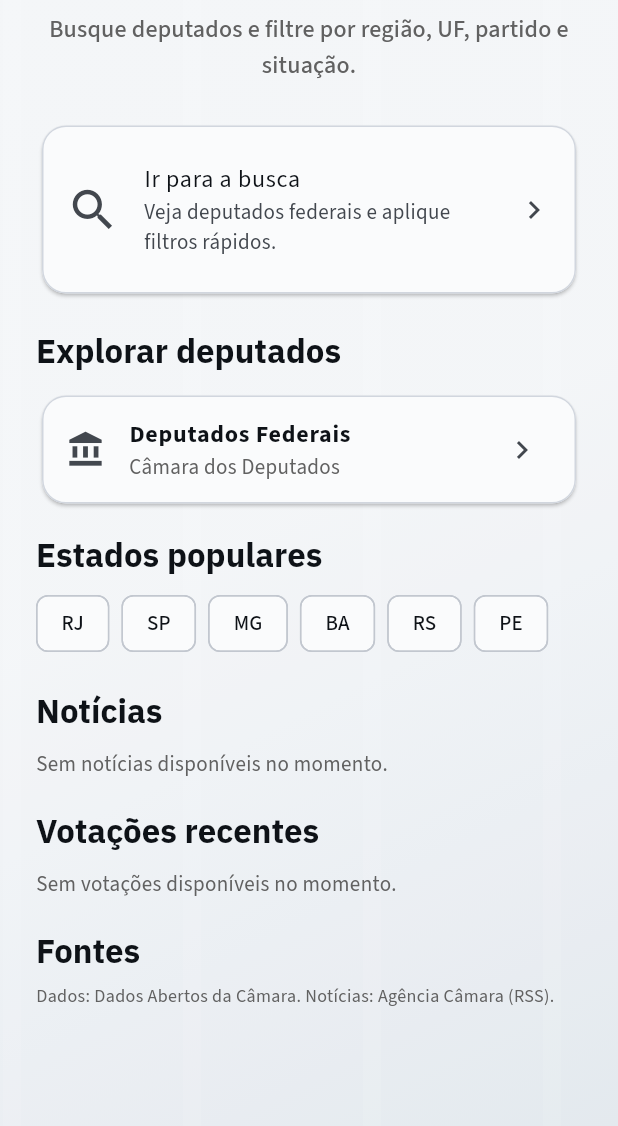
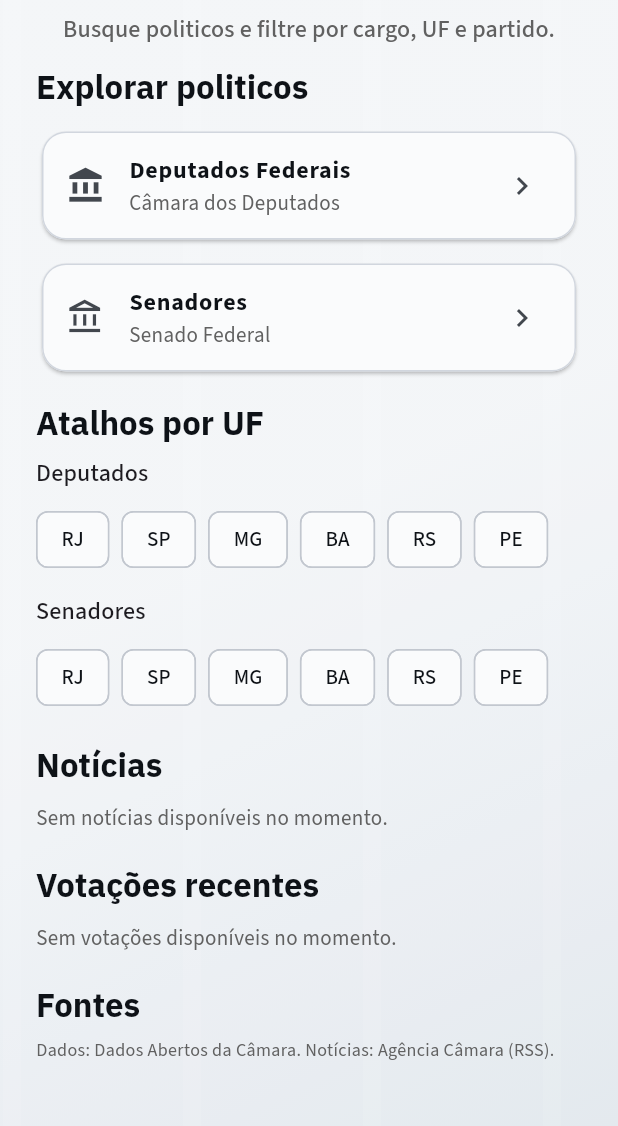
Before and after one commit to codigoperfeito/inforpoliticos, a Flutter app: the screen it shows after launch, on a phone screen of 412 x 824 dp, the part 110-1236 px from its top. Run offline on Flutter 3.47's test engine with Material 3 defaults, Android fonts, the phone set to English and light mode, and no system bars; our stand-ins replace cached_network_image, google_fonts, shared_preferences; network calls fail.

Commit message:
feature: adicionado novas funcionalidades como senadores,valores gastos, filtro por ano, autocomplete na busca, diminuicao de poluicao do codigo, atalhos por uf

```diff
--- a/lib/screens/home_page.dart
+++ b/lib/screens/home_page.dart
@@ -243,7 +243,7 @@ class _HomePageState extends State<HomePage> {
                             });
                           },
                           icon: const Icon(Icons.expand_more),
-                          label: Text('Carregar mais (${_visibleCount}/$_currentTotal)'),
+                          label: Text('Carregar mais ($_visibleCount/$_currentTotal)'),
                         ),
                       ],
                     ),
--- a/lib/screens/landing_page.dart
+++ b/lib/screens/landing_page.dart
@@ -9,6 +9,7 @@ import '../services/deputy_repository.dart';
 import '../services/news_service.dart';
 import 'deputy_detail_page.dart';
 import 'home_page.dart';
+import 'senators_page.dart';
 
 class LandingPage extends StatefulWidget {
   const LandingPage({super.key});
@@ -145,32 +146,34 @@ class _LandingPageState extends State<LandingPage> {
                   ),
                   const SizedBox(height: 8),
                   Text(
-                    'Busque deputados e filtre por região, UF, partido e situação.',
+                    'Busque politicos e filtre por cargo, UF e partido.',
                     textAlign: TextAlign.center,
                     style: Theme.of(context)
                         .textTheme
                         .titleMedium
                         ?.copyWith(color: Colors.grey.shade700),
                   ),
-                  const SizedBox(height: 24),
-              _QuickSearchCard(
-                onTap: () => Navigator.of(context)
-                    .push(MaterialPageRoute(builder: (_) => const HomePage())),
-              ),
-              const SizedBox(height: 20),
+                  const SizedBox(height: 12),
               Text(
-                'Explorar deputados',
+                'Explorar politicos',
                 style: Theme.of(context).textTheme.titleLarge,
               ),
               const SizedBox(height: 12),
               _RoleGrid(
                 onDeputados: () => Navigator.of(context)
                     .push(MaterialPageRoute(builder: (_) => const HomePage())),
+                onSenadores: () => Navigator.of(context)
+                    .push(MaterialPageRoute(builder: (_) => const SenatorsPage())),
               ),
               const SizedBox(height: 16),
               _StateShortcut(
-                onSelect: (uf) => Navigator.of(context).push(
+                onSelectDeputados: (uf) => Navigator.of(context).push(
                   MaterialPageRoute(builder: (_) => HomePage(initialUf: uf)),
+                ),
+                onSelectSenadores: (uf) => Navigator.of(context).push(
+                  MaterialPageRoute(
+                    builder: (_) => SenatorsPage(initialUf: uf),
+                  ),
                 ),
               ),
               const SizedBox(height: 20),
@@ -743,30 +746,11 @@ bool _containsProposalNumber(String text) {
       text.contains('plc ');
 }
 
-class _QuickSearchCard extends StatelessWidget {
-  const _QuickSearchCard({required this.onTap});
-
-  final VoidCallback onTap;
-
-  @override
-  Widget build(BuildContext context) {
-    return Card(
-      child: ListTile(
-        onTap: onTap,
-        contentPadding: const EdgeInsets.all(16),
-        leading: const Icon(Icons.search, size: 36),
-        title: const Text('Ir para a busca'),
-        subtitle: const Text('Veja deputados federais e aplique filtros rápidos.'),
-        trailing: const Icon(Icons.chevron_right),
-      ),
-    );
-  }
-}
-
 class _RoleGrid extends StatelessWidget {
-  const _RoleGrid({required this.onDeputados});
+  const _RoleGrid({required this.onDeputados, required this.onSenadores});
 
   final VoidCallback onDeputados;
+  final VoidCallback onSenadores;
 
   @override
   Widget build(BuildContext context) {
@@ -777,6 +761,13 @@ class _RoleGrid extends StatelessWidget {
           subtitle: 'Câmara dos Deputados',
           icon: Icons.account_balance,
           onTap: onDeputados,
+        ),
+        const SizedBox(height: 8),
+        _RoleCard(
+          title: 'Senadores',
+          subtitle: 'Senado Federal',
+          icon: Icons.account_balance_outlined,
+          onTap: onSenadores,
         ),
       ],
     );
@@ -814,9 +805,13 @@ class _RoleCard extends StatelessWidget {
 }
 
 class _StateShortcut extends StatelessWidget {
-  const _StateShortcut({required this.onSelect});
+  const _StateShortcut({
+    required this.onSelectDeputados,
+    required this.onSelectSenadores,
+  });
 
-  final ValueChanged<String> onSelect;
+  final ValueChanged<String> onSelectDeputados;
+  final ValueChanged<String> onSelectSenadores;
 
   @override
   Widget build(BuildContext context) {
@@ -824,15 +819,39 @@ class _StateShortcut extends StatelessWidget {
       crossAxisAlignment: CrossAxisAlignment.start,
       children: [
         Text(
-          'Estados populares',
+          'Atalhos por UF',
           style: Theme.of(context).textTheme.titleLarge,
+        ),
+        const SizedBox(height: 8),
+        Text(
+          'Deputados',
+          style: Theme.of(context).textTheme.titleMedium,
         ),
         const SizedBox(height: 8),
         Wrap(
           spacing: 8,
           runSpacing: 8,
           children: ['RJ', 'SP', 'MG', 'BA', 'RS', 'PE'].map((uf) {
-            return ActionChip(label: Text(uf), onPressed: () => onSelect(uf));
+            return ActionChip(
+              label: Text(uf),
+              onPressed: () => onSelectDeputados(uf),
+            );
+          }).toList(),
+        ),
+        const SizedBox(height: 12),
+        Text(
+          'Senadores',
+          style: Theme.of(context).textTheme.titleMedium,
+        ),
+        const SizedBox(height: 8),
+        Wrap(
+          spacing: 8,
+          runSpacing: 8,
+          children: ['RJ', 'SP', 'MG', 'BA', 'RS', 'PE'].map((uf) {
+            return ActionChip(
+              label: Text(uf),
+              onPressed: () => onSelectSenadores(uf),
+            );
           }).toList(),
         ),
       ],
```
Also changed, not shown: pubspec.yaml (+3 -7 lines), pubspec.lock, 32 other files.
